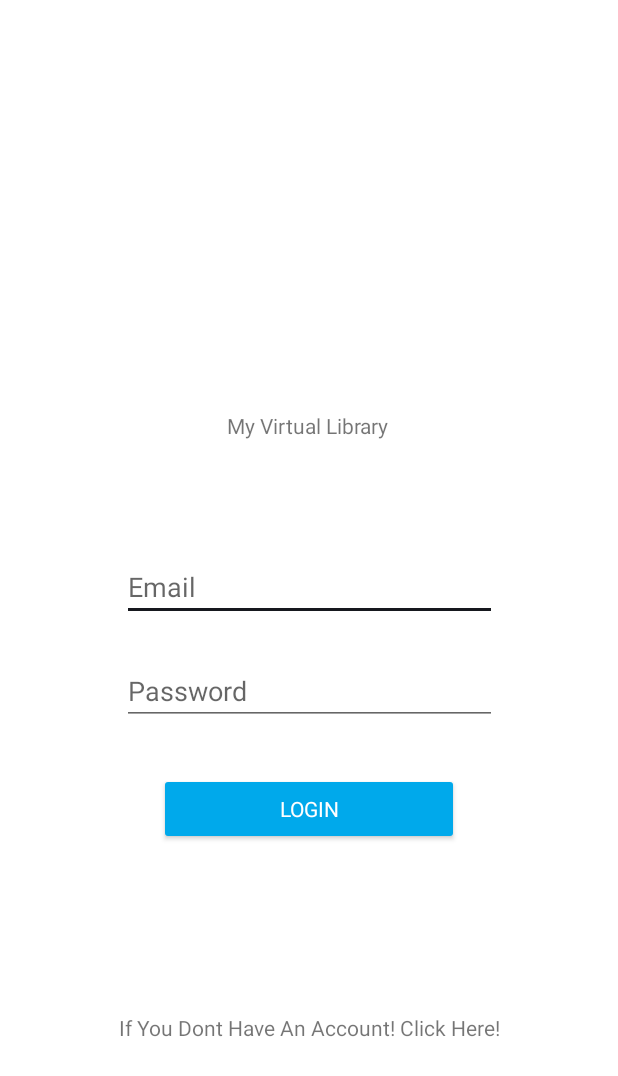
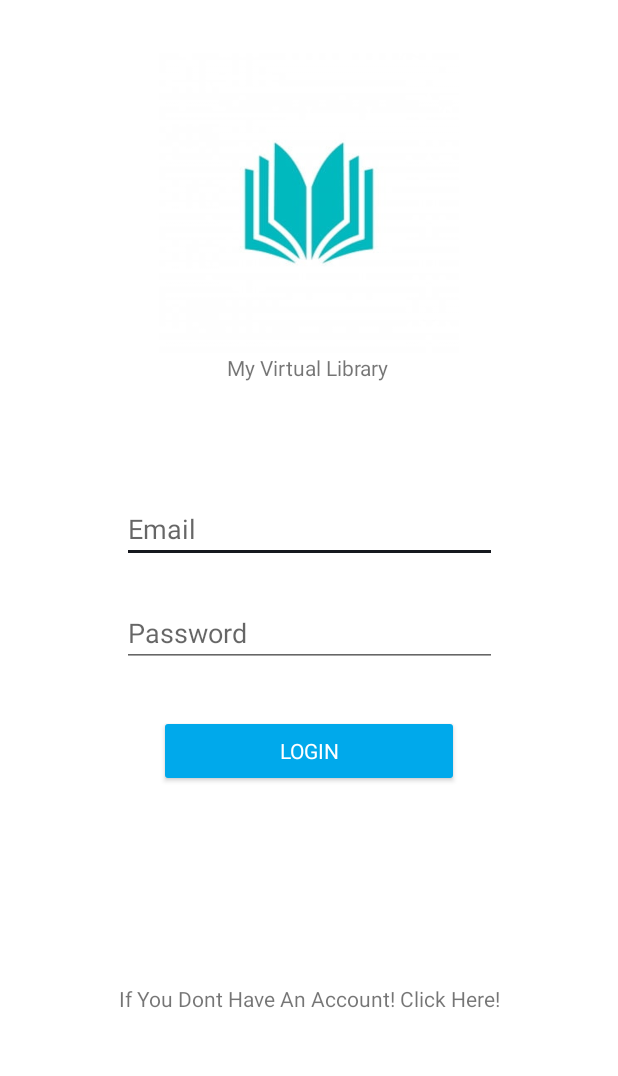
Before and after one commit to Daniel1991T/My-Virtual-Library, an Android app: the screen it shows after launch (LoginActivity), on a phone screen of 412 x 824 dp. Shown: the top 1076 px of the screen. Run offline under Robolectric (Android 15) with nearby library versions, the phone set to English and light mode, and no system bars; our stand-ins replace Firebase (no records; nobody signed in at launch, a user with empty details on screens opened directly); Roboto replaces fonts that are not available here.

Commit message:
My first app!

```diff
--- a/app/src/main/java/com/compani/ilai/myvirtuallibrary/BookRecViewAdapter.java
+++ b/app/src/main/java/com/compani/ilai/myvirtuallibrary/BookRecViewAdapter.java
@@ -83,6 +83,7 @@ public class BookRecViewAdapter extends RecyclerView.Adapter<BookRecViewAdapter.
                                 DatabaseHelper db = new DatabaseHelper(mContext);
                                 if (db.deleteFromAllBooksList(books.get(position))) {
                                     Toast.makeText(mContext, "Book Removed!", Toast.LENGTH_SHORT).show();
+                                    notifyItemChanged(position);
                                 }
                             }
                         });
@@ -93,7 +94,7 @@ public class BookRecViewAdapter extends RecyclerView.Adapter<BookRecViewAdapter.
                             }
                         });
                         builder.create().show();
-                        notifyDataSetChanged();
+                        notifyItemChanged(position);
                     }
                 });
             }else if (parentActivity.equals(PARENT_ALREADY_READ)) {
--- a/app/src/main/java/com/compani/ilai/myvirtuallibrary/RegisterActivity.java
+++ b/app/src/main/java/com/compani/ilai/myvirtuallibrary/RegisterActivity.java
@@ -122,7 +122,7 @@ public class RegisterActivity extends AppCompatActivity {
         }
 
         String regex = "^(?=.*[0-9])(?=.*[a-z])(?=.*[A-Z])(?=\\S+$).{8,}$";
-        /**
+        /*
          * (?=.*[0-9]) - a digit must occur at least once
          * (?=.*[a-z]) - a lower case letter must occur at least once
          * (?=.*[A-Z]) - an upper case letter must occur at least once
--- a/app/src/main/res/layout/activity_login.xml
+++ b/app/src/main/res/layout/activity_login.xml
@@ -10,7 +10,6 @@
         android:id="@+id/textView2"
         android:layout_width="wrap_content"
         android:layout_height="wrap_content"
-        android:layout_marginTop="50dp"
         android:fontFamily="@font/bevan"
         android:text="@string/app_name"
         app:layout_constraintEnd_toEndOf="parent"
@@ -75,12 +74,12 @@
         android:id="@+id/imageView"
         android:layout_width="200dp"
         android:layout_height="200dp"
-        android:layout_marginTop="24dp"
+        android:layout_marginTop="35dp"
         android:contentDescription="@string/logo_content_description"
+        android:src="@drawable/book_logo"
         app:layout_constraintEnd_toEndOf="parent"
         app:layout_constraintStart_toStartOf="parent"
-        app:layout_constraintTop_toTopOf="parent"
-        tools:srcCompat="@tools:sample/avatars" />
+        app:layout_constraintTop_toTopOf="parent" />
 
     <TextView
         android:id="@+id/txtVwWarningEmail"
```
Also changed, not shown: app/src/main/java/com/compani/ilai/myvirtuallibrary/AboutActivity.java (+7 -0 lines), app/src/main/java/com/compani/ilai/myvirtuallibrary/AddBookActivity.java (+21 -6 lines), app/src/main/java/com/compani/ilai/myvirtuallibrary/AllBooksActivity.java (+7 -0 lines), app/src/main/java/com/compani/ilai/myvirtuallibrary/FavoriteActivity.java (+7 -0 lines).
